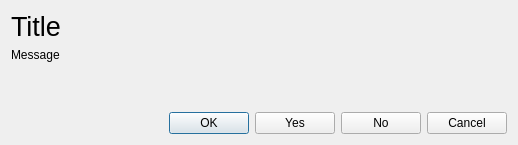
Above: messagedialog.ui from vicr123/ts-qtplatform before the change. Below: the same form after it.
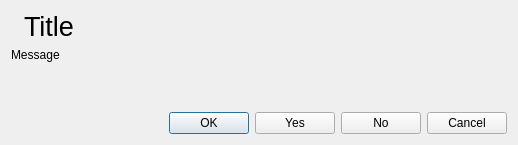
That is the form after the change. Icons and pictures are not drawn.

What changed in the file:
```diff
--- a/messagedialog.ui
+++ b/messagedialog.ui
@@ -14,8 +14,26 @@
    <string>Dialog</string>
   </property>
   <layout class="QVBoxLayout" name="verticalLayout">
+   <property name="sizeConstraint">
+    <enum>QLayout::SetMinAndMaxSize</enum>
+   </property>
+   <item>
+    <layout class="QHBoxLayout" name="horizontalLayout_3">
+     <item>
+      <widget class="QLabel" name="iconLabel">
+       <property name="text">
+        <string/>
+       </property>
+      </widget>
+     </item>
    <item>
     <widget class="QLabel" name="titleLabel">
+       <property name="sizePolicy">
+        <sizepolicy hsizetype="Expanding" vsizetype="Preferred">
+         <horstretch>0</horstretch>
+         <verstretch>0</verstretch>
+        </sizepolicy>
+       </property>
      <property name="font">
       <font>
        <pointsize>20</pointsize>
@@ -26,6 +44,8 @@
      </property>
     </widget>
    </item>
+    </layout>
+   </item>
    <item>
     <widget class="QLabel" name="messageLabel">
      <property name="sizePolicy">
```
Left out of the diff: 17 changed lines with no effect on the pictures. Lines whose indentation alone changed are shown as unchanged.
